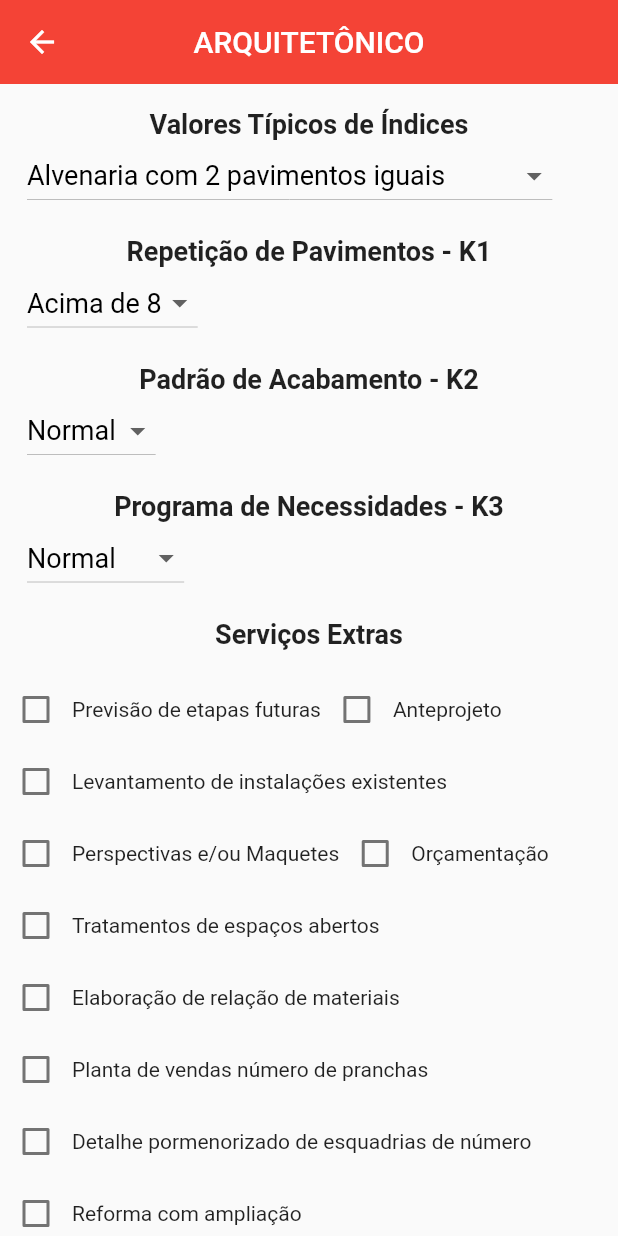
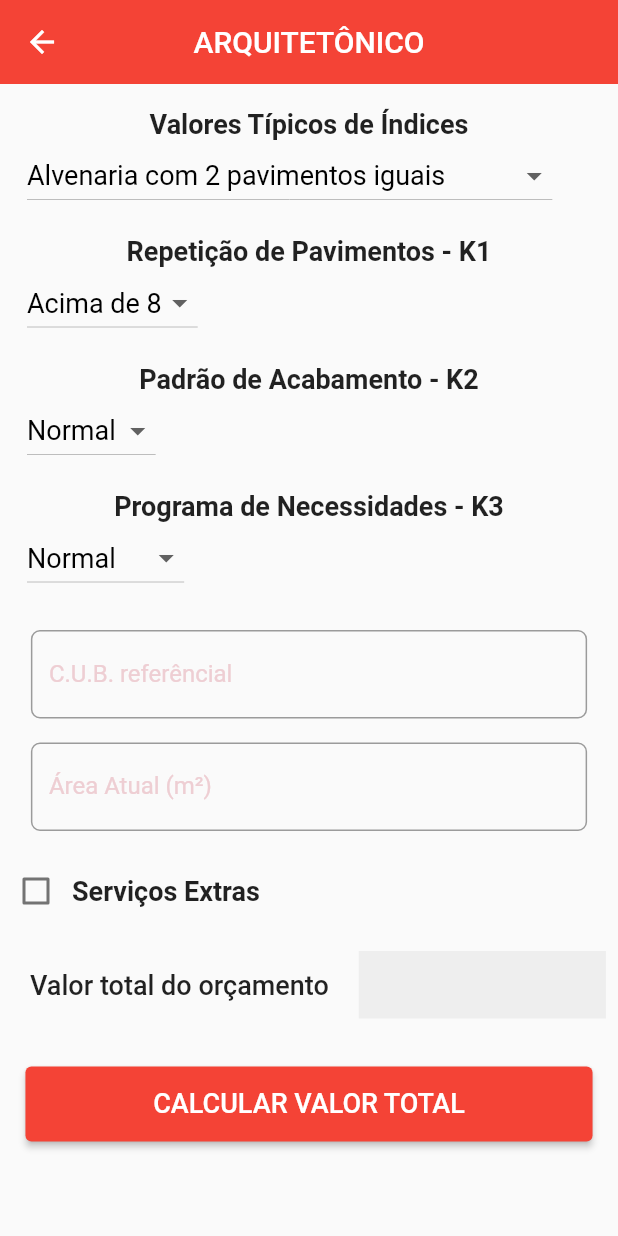
Before and after one commit to RodrigoBrunet/Obras, a Flutter app: the CriarOrcamentoPage screen opened by its route, on a phone screen of 412 x 824 dp. Run offline on Flutter 3.47's test engine with Material 2 defaults, Android fonts, the phone set to English and light mode, and no system bars; our stand-ins replace brasil_fields, flutter_modular, shared_preferences; accounts and stored records are empty.

Commit message:
ajustes tela calculo de orçamento

```diff
--- a/lib/controllers/orcamento_page_controller.dart
+++ b/lib/controllers/orcamento_page_controller.dart
@@ -14,6 +14,13 @@ class OrcamentoPageController extends ChangeNotifier {
   double? valorBase;
   double? valorTotalOrcamento;
   String? valorMetroString;
+  bool isCheckServicoExtras = false;
+
+  checkCheckBox(bool? value) {
+    isCheckServicoExtras = value!;
+
+    notifyListeners();
+  }
 
   List<DropdownMenuItem<double>> get dropDownTipicalIndicesItems {
     List<DropdownMenuItem<double>> menuItens = [
--- a/lib/pages/orcamento_page.dart
+++ b/lib/pages/orcamento_page.dart
@@ -1,4 +1,6 @@
+import 'package:brasil_fields/brasil_fields.dart';
 import 'package:flutter/material.dart';
+import 'package:flutter/services.dart';
 import 'package:orcamentos_obras/controllers/orcamento_page_controller.dart';
 
 class CriarOrcamentoPage extends StatefulWidget {
@@ -141,20 +143,82 @@ class _CriarOrcamentoPageState extends State<CriarOrcamentoPage> {
                   }),
             ),
             const SizedBox(
+              height: 24,
+            ),
+            Center(
+              child: SizedBox(
+                width: MediaQuery.of(context).size.width * 0.9,
+                child: TextField(
+                  controller: orcamentoPageController.cub_referencial,
+                  keyboardType: TextInputType.number,
+                  decoration: InputDecoration(
+                      hintText: '1.500.00',
+                      labelText: 'C.U.B. referêncial',
+                      border: OutlineInputBorder(
+                        borderRadius: BorderRadius.circular(6),
+                      )),
+                  inputFormatters: [
+                    FilteringTextInputFormatter.digitsOnly,
+                    //RealInputFormatter(moeda: true),
+                  ],
+                ),
+              ),
+            ),
+            const SizedBox(
               height: 16,
             ),
-            const Center(
-              child: Text(
+            Center(
+              child: SizedBox(
+                width: MediaQuery.of(context).size.width * 0.9,
+                child: TextField(
+                  controller: orcamentoPageController.area_atual,
+                  keyboardType: TextInputType.number,
+                  decoration: InputDecoration(
+                      hintText: '200',
+                      labelText: 'Área Atual (m²)',
+                      border: OutlineInputBorder(
+                        borderRadius: BorderRadius.circular(6),
+                      )),
+                  inputFormatters: [
+                    FilteringTextInputFormatter.digitsOnly,
+                    //RealInputFormatter(),
+                  ],
+                ),
+              ),
+            ),
+            const SizedBox(
+              height: 16,
+            ),
+            Row(
+              children: [
+                AnimatedBuilder(
+                  animation: orcamentoPageController,
+                  builder: (context, child) => Checkbox(
+                    value: orcamentoPageController.isCheckServicoExtras,
+                    onChanged: (bool? value) {
+                      orcamentoPageController.checkCheckBox(value);
+                    },
+                  ),
+                ),
+                const Text(
                   'Serviços Extras',
                   style: TextStyle(
                     fontSize: 18,
                     fontWeight: FontWeight.bold,
                   ),
                 ),
+              ],
             ),
-            const SizedBox(
-              height: 16,
-            ),
+
+            AnimatedBuilder(
+              animation: orcamentoPageController,
+              builder: (context, child) => orcamentoPageController
+                          .isCheckServicoExtras ==
+                      true
+                  ? Container(
+                      padding: EdgeInsets.zero,
+                      child: Column(
+                        children: [
                           Row(
                             children: [
                               Checkbox(
@@ -175,7 +239,8 @@ class _CriarOrcamentoPageState extends State<CriarOrcamentoPage> {
                                 value: false,
                                 onChanged: (_) {},
                               ),
-                const Text('Levantamento de instalações existentes'),
+                              const Text(
+                                  'Levantamento de instalações existentes'),
                             ],
                           ),
                           Row(
@@ -225,7 +290,8 @@ class _CriarOrcamentoPageState extends State<CriarOrcamentoPage> {
                                 value: false,
                                 onChanged: (_) {},
                               ),
-                const Text('Detalhe pormenorizado de esquadrias de número'),
+                              const Text(
+                                  'Detalhe pormenorizado de esquadrias de número'),
                             ],
                           ),
                           Row(
@@ -243,55 +309,83 @@ class _CriarOrcamentoPageState extends State<CriarOrcamentoPage> {
                                 value: false,
                                 onChanged: (_) {},
                               ),
-                const Text('Elaboração de planilhas da NB140 tabela 6.2'),
+                              const Text(
+                                  'Elaboração de planilhas da NB140 tabela 6.2'),
                             ],
                           ),
-
-            // SizedBox(
-            //   width: MediaQuery.of(context).size.width * 0.9,
-            //   child: Row(
-            //     children: [
-            //       const Text('C.U.B. Referencial'),
-            //       const SizedBox(
-            //         width: 12,
-            //       ),
-            //       Flexible(
-            //         child: TextField(
-            //           controller: orcamentoPageController.cub_referencial,
-            //           keyboardType: TextInputType.number,
-            //           inputFormatters: [
-            //             FilteringTextInputFormatter.digitsOnly,
-            //             //RealInputFormatter(moeda: true),
-            //           ],
-            //         ),
-            //       ),
-            //     ],
-            //   ),
-            // ),
-            // const SizedBox(
-            //   height: 8,
-            // ),
-            // SizedBox(
-            //   width: MediaQuery.of(context).size.width * 0.9,
-            //   child: Row(
-            //     children: [
-            //       const Text('Área Atual (m2)'),
-            //       const SizedBox(
-            //         width: 12,
-            //       ),
-            //       Flexible(
-            //         child: TextField(
-            //           controller: orcamentoPageController.area_atual,
-            //           keyboardType: TextInputType.number,
-            //           inputFormatters: [
-            //             FilteringTextInputFormatter.digitsOnly,
-            //             //RealInputFormatter(),
-            //           ],
-            //         ),
-            //       ),
-            //     ],
-            //   ),
-            // ),
+                        ],
+                      ),
+                    )
+                  : Container(),
+            ),
+            const SizedBox(
+              height: 16,
+            ),
+            AnimatedBuilder(
+              animation: orcamentoPageController,
+              builder: (context, child) => Row(
+                children: [
+                  Row(
+                    children: [
+                      const Padding(
+                        padding: EdgeInsets.symmetric(horizontal: 20),
+                        child: Text(
+                          'Valor total do orçamento',
+                          style: TextStyle(
+                            fontSize: 18,
+                            fontWeight: FontWeight.w500,
+                          ),
+                        ),
+                      ),
+                      orcamentoPageController.valorTotalOrcamento != null
+                          ? Container(
+                              alignment: Alignment.center,
+                              height: 45,
+                              width: MediaQuery.of(context).size.width * 0.40,
+                              color: Colors.grey.shade200,
+                              child: Text(
+                                UtilBrasilFields.obterReal(
+                                    orcamentoPageController
+                                        .valorTotalOrcamento!),
+                                style: const TextStyle(
+                                    fontSize: 28, fontWeight: FontWeight.w500),
+                              ),
+                            )
+                          : Container(
+                              alignment: Alignment.center,
+                              height: 45,
+                              width: MediaQuery.of(context).size.width * 0.40,
+                              color: Colors.grey.shade200,
+                            ),
+                    ],
+                  ),
+                ],
+              ),
+            ),
+            const SizedBox(
+              height: 32,
+            ),
+            Center(
+              child: ElevatedButton(
+                  onPressed: () {
+                    orcamentoPageController.calcValorTotalOrcamento();
+                  },
+                  child: Container(
+                    padding: const EdgeInsets.only(top: 14, bottom: 14),
+                    height: 50,
+                    width: MediaQuery.of(context).size.width * 0.84,
+                    child: const Text(
+                      'CALCULAR VALOR TOTAL',
+                      textAlign: TextAlign.center,
+                      style: TextStyle(
+                        fontSize: 18,
+                      ),
+                    ),
+                  )),
+            ),
+            const SizedBox(
+              height: 16,
+            ),
             // const Text('Base'),
             // AnimatedBuilder(
             //   animation: orcamentoPageController,
@@ -308,23 +402,6 @@ class _CriarOrcamentoPageState extends State<CriarOrcamentoPage> {
             // const SizedBox(
             //   height: 16,
             // ),
-            // AnimatedBuilder(
-            //   animation: orcamentoPageController,
-            //   builder: (context, child) =>
-            //       orcamentoPageController.valorTotalOrcamento != null
-            //           ? Text(
-            //               UtilBrasilFields.obterReal(
-            //                   orcamentoPageController.valorTotalOrcamento!),
-            //               style: const TextStyle(
-            //                   fontSize: 32, fontWeight: FontWeight.w500),
-            //             )
-            //           : const Text('calculando...'),
-            // ),
-            // TextButton(
-            //     onPressed: () {
-            //       orcamentoPageController.calcValorTotalOrcamento();
-            //     },
-            //     child: Text('clica'))
           ],
         ),
       ),
```
Lines whose indentation alone changed are shown as unchanged.
